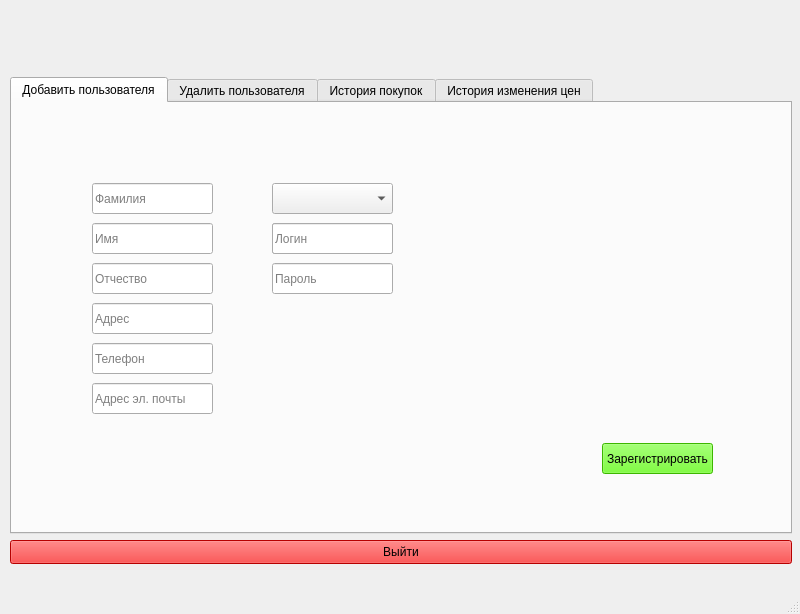
Qt form adminhomewindown.ui (dOOmcLiF/WroomWroom) before a commit.
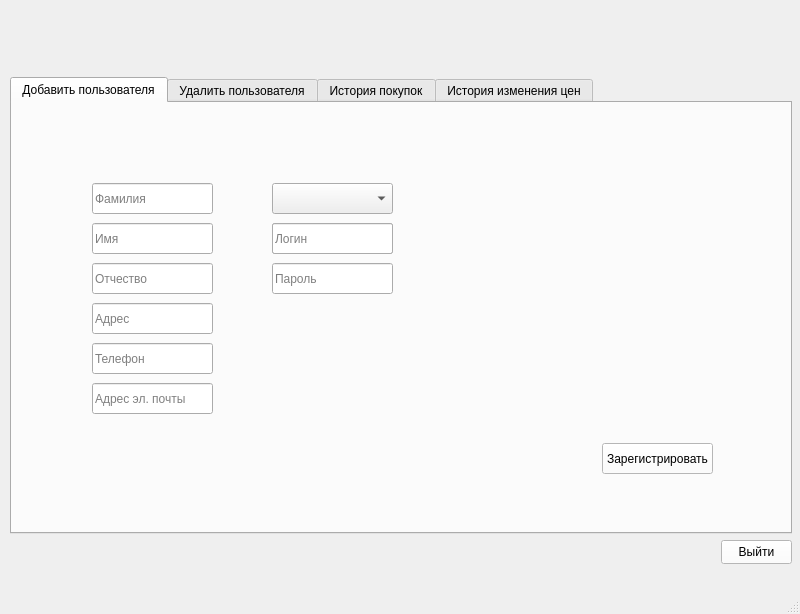
The same form after that commit.

What changed in the file:
```diff
--- a/adminhomewindown.ui
+++ b/adminhomewindown.ui
@@ -148,7 +148,8 @@
        </rect>
       </property>
       <property name="styleSheet">
-       <string notr="true">background-color: rgb(85, 255, 0);</string>
+       <string notr="true">background-color: rgb(255, 255, 255);
+color: rgb(0,0,0);</string>
       </property>
       <property name="text">
        <string>Зарегистрировать</string>
@@ -269,15 +270,15 @@
    <widget class="QPushButton" name="exitButton">
     <property name="geometry">
      <rect>
-      <x>10</x>
+      <x>721</x>
       <y>540</y>
-      <width>782</width>
+      <width>71</width>
       <height>24</height>
      </rect>
     </property>
     <property name="styleSheet">
      <string notr="true">color: rgb(0, 0, 0);
-background-color: rgb(255, 0, 0);</string>
+background-color: rgb(255, 255, 255);</string>
     </property>
     <property name="text">
      <string>Выйти</string>
```
Left out of the diff: 2 changed lines with no effect on the pictures.
